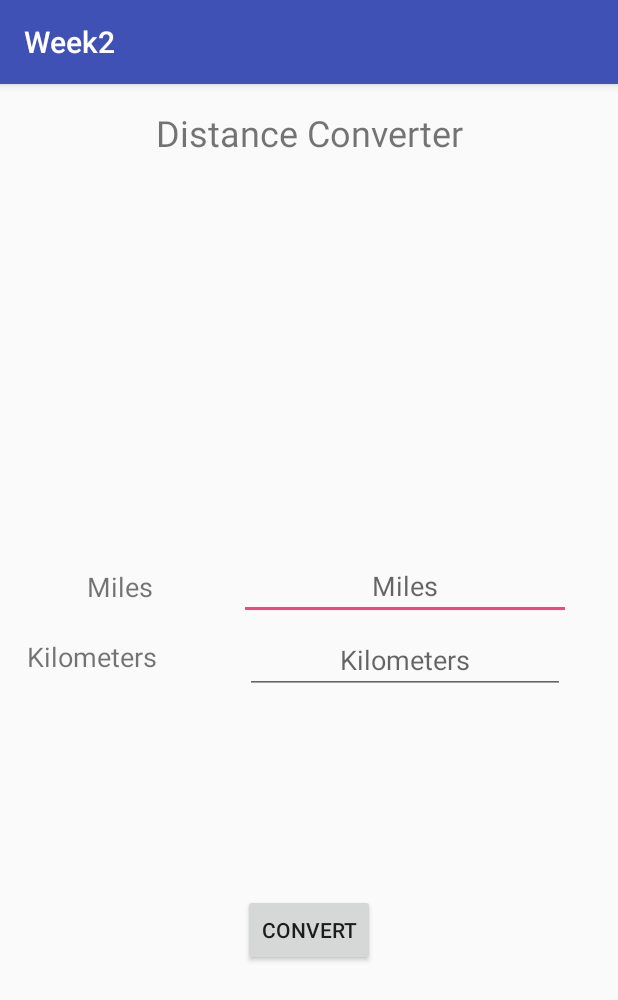
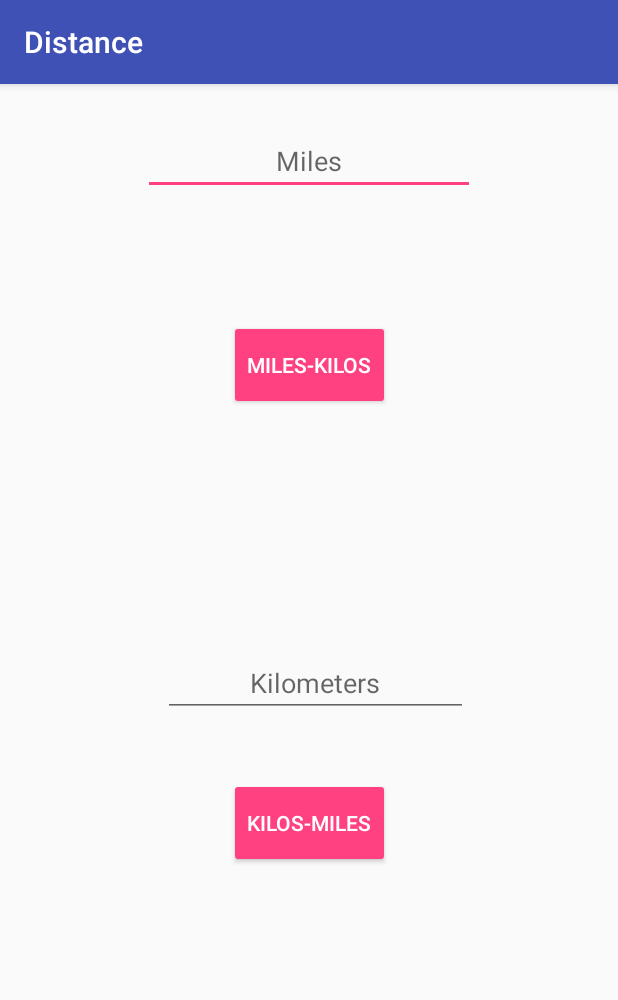
Before and after one commit to kodexyz/AndroidKotlin, an Android app: the screen it shows after launch (MainActivity), on a phone screen of 412 x 824 dp. Shown: the top 1000 px of the screen. Run offline under Robolectric (Android 15) with nearby library versions, the phone set to English and light mode, and no system bars.

Commit message:
Added string entries. Finally satisfied with design.

```diff
--- a/app/src/main/res/layout/activity_main.xml
+++ b/app/src/main/res/layout/activity_main.xml
@@ -7,102 +7,66 @@
     tools:context="coursera.week2.MainActivity">
 
     <EditText
-        android:id="@+id/editText"
+        android:id="@+id/MilesInput"
         android:layout_width="221dp"
         android:layout_height="42dp"
-        android:layout_marginBottom="128dp"
-        android:layout_marginEnd="0dp"
-        android:layout_marginStart="128dp"
+        android:layout_marginStart="8dp"
         android:layout_marginTop="32dp"
-        android:contentDescription="Miles"
         android:ems="10"
-        android:hint="Miles"
+        android:hint="@string/miles"
+        android:inputType="number|numberSigned|numberDecimal"
+        android:textAlignment="center"
+        app:layout_constraintEnd_toEndOf="parent"
+        app:layout_constraintHorizontal_bias="0.477"
+        app:layout_constraintStart_toStartOf="parent"
+        app:layout_constraintTop_toTopOf="parent" />
+
+    <EditText
+        android:id="@+id/KilosInput"
+        android:layout_width="203dp"
+        android:layout_height="44dp"
+        android:layout_marginBottom="8dp"
+        android:ems="10"
+        android:hint="@string/kilometers"
         android:inputType="number|numberSigned|numberDecimal"
         android:textAlignment="center"
         app:layout_constraintBottom_toBottomOf="parent"
         app:layout_constraintEnd_toEndOf="parent"
+        app:layout_constraintTop_toTopOf="@+id/MilesInput"
+        android:layout_marginTop="8dp"
         app:layout_constraintStart_toStartOf="parent"
-        app:layout_constraintTop_toTopOf="parent"
-        app:layout_constraintVertical_bias="0.5"
-        tools:layout_editor_absoluteY="184dp" />
+        android:layout_marginStart="8dp" />
 
-    <TextView
-        android:id="@+id/textView"
-        android:layout_width="113dp"
-        android:layout_height="27dp"
-        android:layout_marginBottom="128dp"
-        android:text="Miles"
+    <Button
+        android:id="@+id/buttonMilestoKilos"
+        style="@style/Widget.AppCompat.Button.Colored"
+        android:layout_width="wrap_content"
+        android:layout_height="60dp"
+        android:layout_marginBottom="8dp"
+        android:layout_marginEnd="8dp"
+        android:layout_marginStart="8dp"
+        android:layout_marginTop="8dp"
+        android:text="@string/miles_kilos"
         android:textAlignment="center"
-        android:textSize="18sp"
+        app:layout_constraintBottom_toTopOf="@+id/KilosInput"
+        app:layout_constraintEnd_toEndOf="parent"
         app:layout_constraintStart_toStartOf="parent"
-        tools:text="Miles"
-        app:layout_constraintEnd_toStartOf="@+id/editText"
-        app:layout_constraintTop_toTopOf="parent"
-        android:layout_marginTop="32dp"
-        app:layout_constraintBottom_toBottomOf="parent"
-        app:layout_constraintHorizontal_bias="0.5" />
+        app:layout_constraintTop_toBottomOf="@+id/MilesInput"
+        app:layout_constraintVertical_bias="0.33" />
 
-    <TextView
-        android:id="@+id/textView2"
-        android:layout_width="123dp"
-        android:layout_height="30dp"
+    <Button
+        android:id="@+id/buttonKilotoMiles"
+        style="@style/Widget.AppCompat.Button.Colored"
+        android:layout_width="wrap_content"
+        android:layout_height="60dp"
         android:layout_marginBottom="8dp"
+        android:layout_marginEnd="8dp"
+        android:layout_marginStart="8dp"
         android:layout_marginTop="8dp"
-        android:contentDescription="@string/kilometers"
-        android:text="@string/kilometers"
-        android:textAlignment="center"
-        android:textSize="18sp"
-        app:layout_constraintBottom_toBottomOf="parent"
-        app:layout_constraintStart_toStartOf="parent"
-        app:layout_constraintTop_toTopOf="parent"
-        tools:text="@string/kilometers" />
-
-    <EditText
-        android:id="@+id/editText2"
-        android:layout_width="wrap_content"
-        android:layout_height="wrap_content"
-        android:layout_marginBottom="8dp"
-        android:layout_marginStart="128dp"
-        android:layout_marginTop="8dp"
-        android:ems="10"
-        android:hint="@string/kilometers"
-        android:inputType="number"
-        android:textAlignment="center"
+        android:text="@string/kilos_miles"
         app:layout_constraintBottom_toBottomOf="parent"
         app:layout_constraintEnd_toEndOf="parent"
         app:layout_constraintStart_toStartOf="parent"
-        app:layout_constraintTop_toTopOf="parent" />
-
-    <Button
-        android:id="@+id/button"
-        android:layout_width="wrap_content"
-        android:layout_height="wrap_content"
-        android:layout_marginBottom="0dp"
-        android:layout_marginEnd="8dp"
-        android:layout_marginStart="8dp"
-        android:layout_marginTop="0dp"
-        android:text="Convert"
-        android:textAlignment="center"
-        app:layout_constraintBottom_toBottomOf="parent"
-        app:layout_constraintEnd_toEndOf="parent"
-        app:layout_constraintStart_toStartOf="parent"
-        app:layout_constraintTop_toTopOf="parent"
-        app:layout_constraintVertical_bias="0.75" />
-
-    <TextView
-        android:id="@+id/Header"
-        android:layout_width="0dp"
-        android:layout_height="wrap_content"
-        android:layout_marginEnd="0dp"
-        android:layout_marginStart="0dp"
-        android:layout_marginTop="16dp"
-        android:text="Distance Converter"
-        android:textAlignment="center"
-        android:textSize="24sp"
-        app:layout_constraintEnd_toEndOf="parent"
-        app:layout_constraintStart_toStartOf="parent"
-        app:layout_constraintTop_toTopOf="parent"
-        tools:layout_editor_absoluteY="0dp"
-        tools:text="Distance Converter" />
+        app:layout_constraintTop_toBottomOf="@+id/buttonMilestoKilos" />
 
 </android.support.constraint.ConstraintLayout>
--- a/app/src/main/res/values/colors.xml
+++ b/app/src/main/res/values/colors.xml
@@ -1,6 +1,6 @@
 <?xml version="1.0" encoding="utf-8"?>
 <resources>
     <color name="colorPrimary">#3F51B5</color>
-    <color name="colorPrimaryDark">#303F9F</color>
+    <color name="colorPrimaryDark">#303f9f</color>
     <color name="colorAccent">#FF4081</color>
 </resources>
--- a/app/src/main/res/values/strings.xml
+++ b/app/src/main/res/values/strings.xml
@@ -1,4 +1,7 @@
 <resources>
-    <string name="app_name">Week2</string>
+    <string name="app_name">Distance <Converter> </Converter></string>
     <string name="kilometers">Kilometers</string>
+    <string name="miles">Miles</string>
+    <string name="kilos_miles">Kilos-Miles</string>
+    <string name="miles_kilos">Miles-Kilos</string>
 </resources>
```
